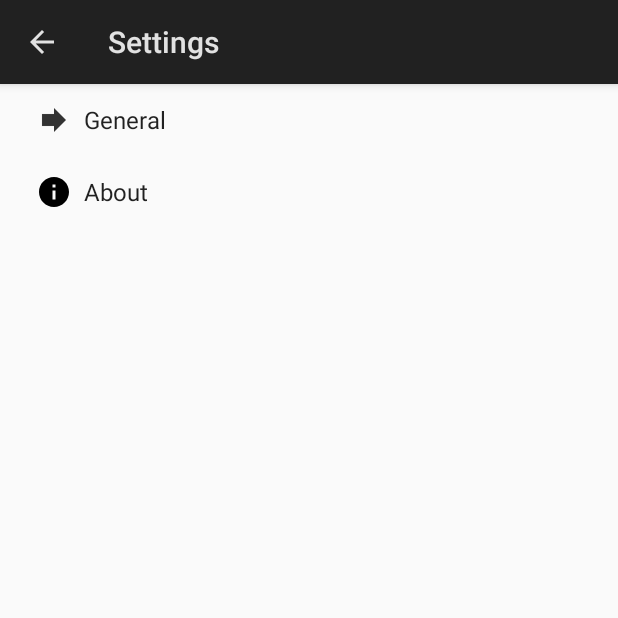
After one commit to pablotp/sms_forwarder, an Android app: the SettingsActivity screen opened directly, with no data from a screen before it, on a phone screen of 412 x 824 dp, the top half of it. The commit adds this screen. Run offline under Robolectric (Android 15) with nearby library versions, the light colour scheme and no system bars.

Commit message:
Implement a Settings panel

```diff
--- a/app/src/main/java/com/pablotorregrosapaez/smsforwarder/fragment/MessageDetailsFragment.java
+++ b/app/src/main/java/com/pablotorregrosapaez/smsforwarder/fragment/MessageDetailsFragment.java
@@ -69,6 +69,9 @@ public class MessageDetailsFragment extends Fragment {
     }
 
     private String formatDate(Long timeInMillis) {
+        if (timeInMillis == null) {
+            return null;
+        }
         SimpleDateFormat sdf = new SimpleDateFormat("MMM dd,yyyy HH:mm");
         Date resultdate = new Date(timeInMillis);
         return sdf.format(resultdate);
--- /dev/null
+++ b/app/src/main/res/drawable/ic_info_black_24dp.xml
@@ -0,0 +1,9 @@
+<vector xmlns:android="http://schemas.android.com/apk/res/android"
+    android:width="24dp"
+    android:height="24dp"
+    android:viewportWidth="24.0"
+    android:viewportHeight="24.0">
+    <path
+        android:fillColor="#FF000000"
+        android:pathData="M12,2C6.48,2 2,6.48 2,12s4.48,10 10,10 10,-4.48 10,-10S17.52,2 12,2zm1,15h-2v-6h2v6zm0,-8h-2V7h2v2z" />
+</vector>
--- a/app/src/main/res/menu/menu.xml
+++ b/app/src/main/res/menu/menu.xml
@@ -1,9 +1,9 @@
 <?xml version="1.0" encoding="utf-8"?>
 <menu xmlns:android="http://schemas.android.com/apk/res/android" >
     <item
-        android:id="@+id/action_cart"
+        android:id="@+id/settings_button"
         android:icon="@drawable/ic_actionbar_settings"
         android:orderInCategory="100"
         android:showAsAction="always"
-        android:title="What?" />
+        android:title="Settings" />
 </menu>
--- a/app/src/main/res/values/strings.xml
+++ b/app/src/main/res/values/strings.xml
@@ -6,4 +6,22 @@
     <string name="message_received_at_label" translatable="false">Received at:</string>
     <string name="message_forwarded_to_label" translatable="false">Forwarded to:</string>
     <string name="message_forwarded_at_label" translatable="false">Forwarded at:</string>
+    <string name="title_activity_settings">Settings</string>
+
+    <!-- Strings related to Settings -->
+    <string name="pref_header_general">General</string>
+    <string name="pref_title_forward">Enable message forwarding</string>
+    <string name="pref_description_forward">All received messages will be forwarded to the
+        configured phone number.
+    </string>
+    <string name="pref_key_forward_switch">pref_key_forward_switch</string>
+    <string name="pref_title_phone_number">Phone number</string>
+    <string name="pref_key_phone_number">pref_key_phone_number</string>
+    <string name="pref_title_forward_all_button">Forward all messages</string>
+    <string name="pref_description_forward_all_button">which have not already forwarded.</string>
+    <string name="pref_key_forward_all">pref_key_forward_all</string>
+
+    <string name="pref_header_about">About</string>
+    <string name="pref_title_app_version">App Version</string>
+    <string name="pref_key_app_version">pref_key_app_version</string>
 </resources>
--- /dev/null
+++ b/app/src/main/res/xml/pref_about.xml
@@ -0,0 +1,8 @@
+<PreferenceScreen xmlns:android="http://schemas.android.com/apk/res/android">
+    <Preference
+        android:key="@string/pref_key_app_version"
+        android:singleLine="true"
+        android:title="@string/pref_title_app_version"
+        android:defaultValue="1.0" />
+
+</PreferenceScreen>
--- /dev/null
+++ b/app/src/main/res/xml/pref_general.xml
@@ -0,0 +1,19 @@
+<PreferenceScreen xmlns:android="http://schemas.android.com/apk/res/android">
+    <SwitchPreference
+        android:defaultValue="false"
+        android:key="@string/pref_key_forward_switch"
+        android:summary="@string/pref_description_forward"
+        android:title="@string/pref_title_forward" />
+
+    <EditTextPreference
+        android:inputType="phone"
+        android:key="@string/pref_key_phone_number"
+        android:maxLines="1"
+        android:selectAllOnFocus="true"
+        android:singleLine="true"
+        android:title="@string/pref_title_phone_number" />
+
+    <Preference android:title="@string/pref_title_forward_all_button"
+        android:key="@string/pref_key_forward_all"
+        android:summary="@string/pref_description_forward_all_button" />
+</PreferenceScreen>
--- /dev/null
+++ b/app/src/main/res/xml/pref_headers.xml
@@ -0,0 +1,15 @@
+<preference-headers xmlns:android="http://schemas.android.com/apk/res/android">
+
+    <!-- These settings headers are only used on tablets. -->
+
+    <header
+        android:fragment="com.pablotorregrosapaez.smsforwarder.SettingsActivity$GeneralPreferenceFragment"
+        android:icon="@drawable/ic_pref_general"
+        android:title="@string/pref_header_general" />
+
+    <header
+        android:fragment="com.pablotorregrosapaez.smsforwarder.SettingsActivity$AboutPreferenceFragment"
+        android:icon="@drawable/ic_info_black_24dp"
+        android:title="@string/pref_header_about" />
+
+</preference-headers>
```
Also changed, not shown: app/src/main/AndroidManifest.xml (+16 -1 lines), app/src/main/java/com/pablotorregrosapaez/smsforwarder/MainActivity.java (+15 -3 lines), app/src/main/java/com/pablotorregrosapaez/smsforwarder/SettingsActivity.java (added, +113 -0 lines), app/src/main/java/com/pablotorregrosapaez/smsforwarder/SmsReceiver.java (+10 -6 lines), app/src/main/java/com/pablotorregrosapaez/smsforwarder/SmsSender.java (+32 -8 lines), app/src/main/res/drawable-hdpi/ic_pref_general.png (added), app/src/main/res/drawable-mdpi/ic_pref_general.png (added), app/src/main/res/drawable-xhdpi/ic_pref_general.png (added), app/src/main/res/drawable-xxhdpi/ic_pref_general.png (added), app/src/main/res/drawable-xxxhdpi/ic_pref_general.png (added).
